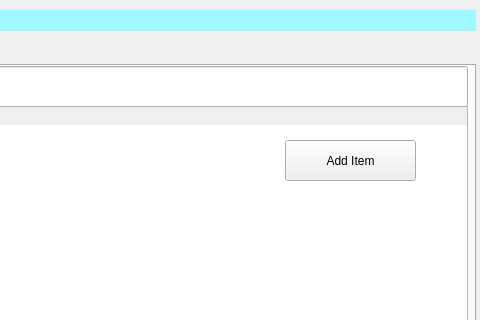
Above: Design.ui from santosemax/SoftwareProject before the change; both pictures show x 815 to 1295 and y 110 to 430 of the 1295 by 720 pixel window. Below: the same form after it.
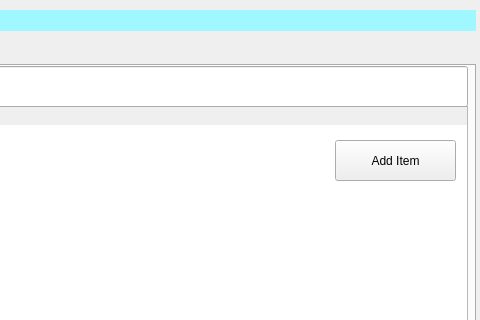
That is the form after the change.

```diff
--- a/Design.ui
+++ b/Design.ui
@@ -384,9 +384,9 @@
      </property>
      <property name="geometry">
       <rect>
-       <x>1090</x>
+       <x>1140</x>
        <y>100</y>
-       <width>131</width>
+       <width>121</width>
        <height>41</height>
       </rect>
      </property>
```
